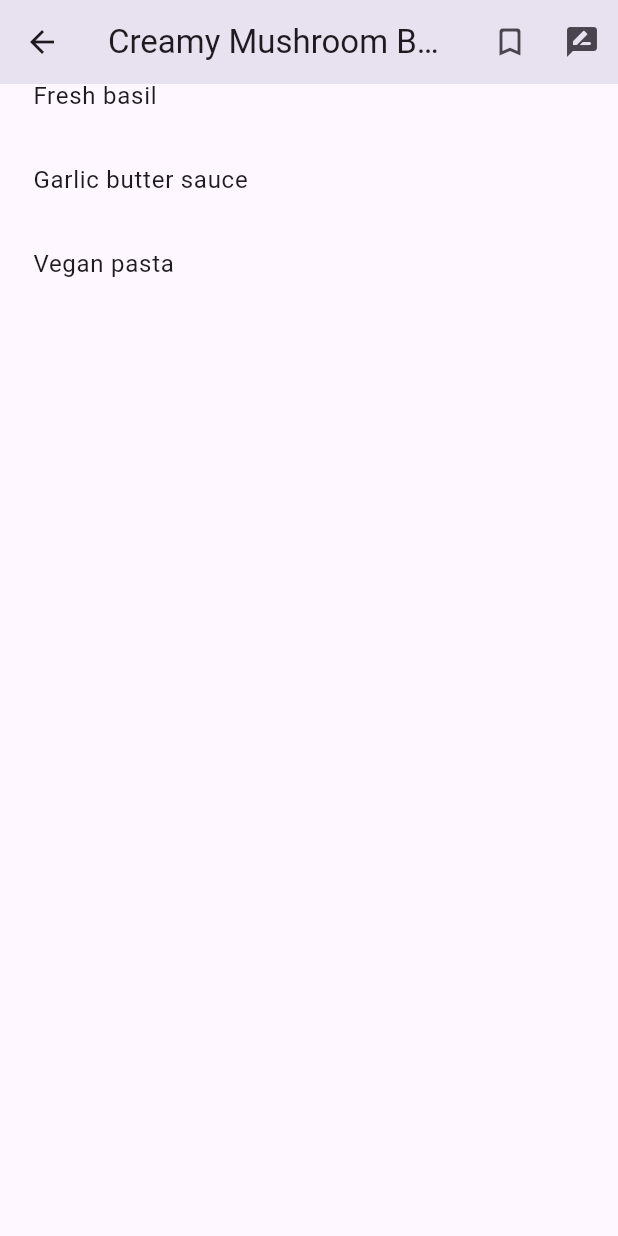
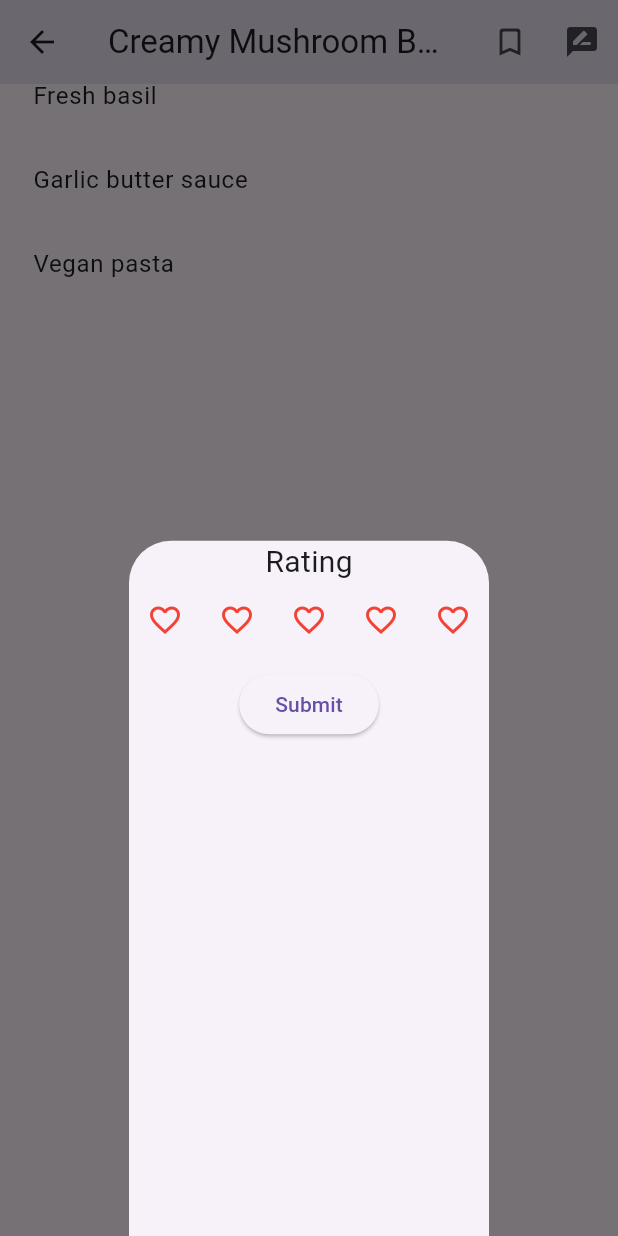
Before and after one commit to YuJieWu5/ten_mins_five_ingredients, a Flutter app: the RecipeDetail screen opened by its route, scrolled down 576 dp, after a tap on the "rate review" icon, on a phone screen of 412 x 824 dp. Run offline on Flutter 3.47's test engine with Material 3 defaults, Android fonts, the phone set to English and light mode, and no system bars; our stand-ins replace carousel_slider, go_router, image_picker.

Commit message:
Add rating action on recipe_detail.dart

```diff
--- a/lib/recipe_detail.dart
+++ b/lib/recipe_detail.dart
@@ -1,7 +1,7 @@
 import 'dart:convert';
-
 import 'package:flutter/material.dart';
 import 'package:flutter/services.dart';
+import './recipe_rating_form.dart';
 
 class RecipeDetail extends StatefulWidget {
   const RecipeDetail({super.key});
@@ -35,7 +35,16 @@ class _RecipeDetailState extends State<RecipeDetail> {
           title: _recipe['name']!=null?Text(_recipe['name']): const Text(""),
           actions: [
             IconButton(onPressed: (){}, icon: const Icon(Icons.bookmark_border_rounded)),
-            IconButton(onPressed: (){}, icon: const Icon(Icons.rate_review_rounded)),
+            IconButton(
+                onPressed: (){
+                  showModalBottomSheet(
+                    context: context,
+                    builder: (context) {
+                      return const RecipeRatingForm();
+                    },
+                  );
+                },
+                icon: const Icon(Icons.rate_review_rounded)),
           ],
       ),
 
```
